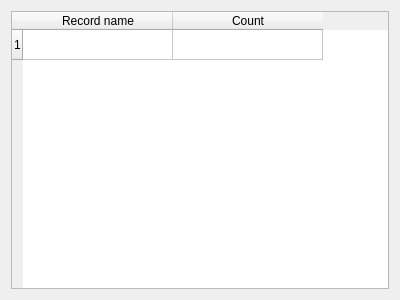
First picture: the form in recordcountdialog.ui, repository tootal/DBLParse, before the edit.
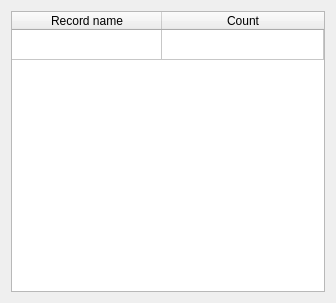
Second picture: the form after the edit.

```diff
--- a/recordcountdialog.ui
+++ b/recordcountdialog.ui
@@ -6,8 +6,8 @@
    <rect>
     <x>0</x>
     <y>0</y>
-    <width>400</width>
-    <height>300</height>
+    <width>336</width>
+    <height>303</height>
    </rect>
   </property>
   <property name="windowTitle">
@@ -28,6 +28,12 @@
      <attribute name="horizontalHeaderShowSortIndicator" stdset="0">
       <bool>true</bool>
      </attribute>
+     <attribute name="horizontalHeaderStretchLastSection">
+      <bool>true</bool>
+     </attribute>
+     <attribute name="verticalHeaderVisible">
+      <bool>false</bool>
+     </attribute>
      <row/>
      <column>
       <property name="text">
```
Left out of the diff: 2 changed lines with no effect on the pictures.
